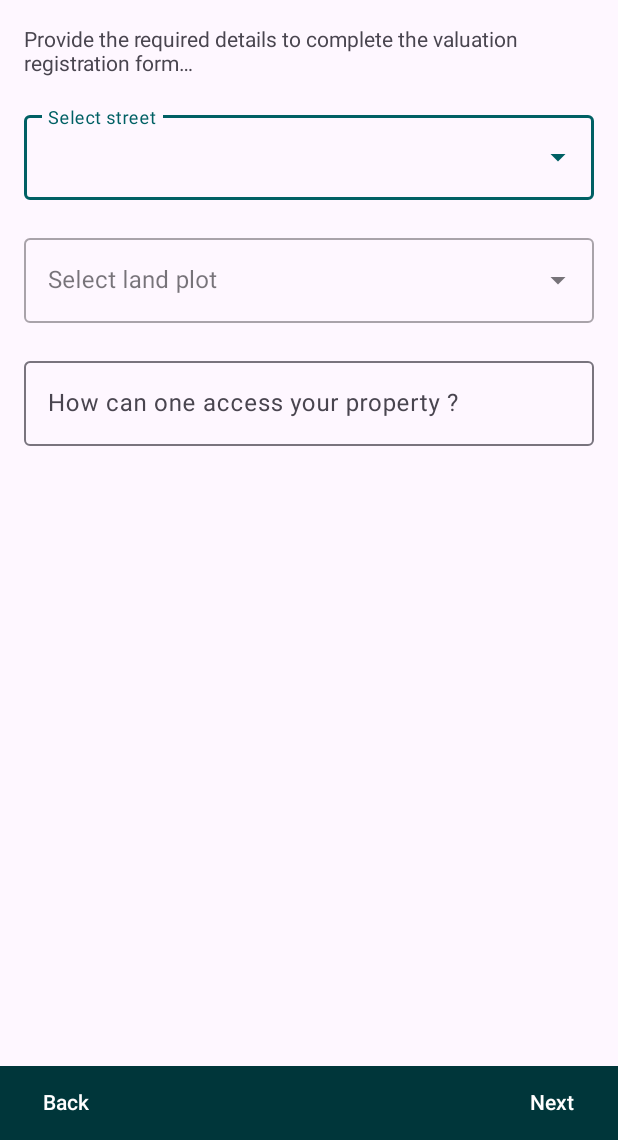
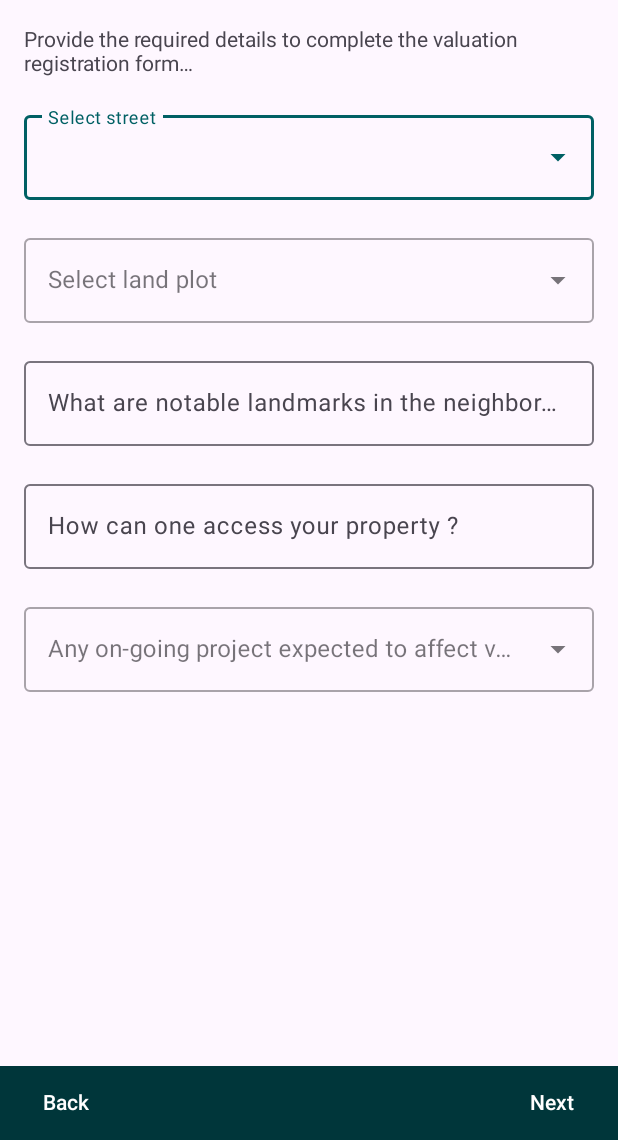
Before and after one commit to m453h/valuation_register_mobile_app, an Android app: the FormStepOne screen opened directly, with no data from a screen before it, on a phone screen of 412 x 824 dp, the part 96-1236 px from its top. Run offline under Robolectric (Android 15) with nearby library versions, the phone set to English and light mode, and no system bars; our stand-ins replace Room's generated code.

Commit message:
Implement first page of valuation register form

```diff
--- a/app/src/main/java/com/aru/valuationregister/ValuationRegister/FormStepOne.java
+++ b/app/src/main/java/com/aru/valuationregister/ValuationRegister/FormStepOne.java
@@ -8,10 +8,12 @@ import android.view.ViewGroup;
 import android.widget.AutoCompleteTextView;
 import android.widget.Button;
 import android.widget.EditText;
+import android.widget.Toast;
 
 import androidx.fragment.app.Fragment;
 
 import com.aru.valuationregister.R;
+import com.google.android.material.textfield.TextInputLayout;
 
 import java.util.ArrayList;
 import java.util.List;
@@ -25,7 +27,20 @@ public class FormStepOne extends Fragment {
     private AutoCompleteTextView streetTextView;
 
     private AutoCompleteTextView landPlotsTextView;
+
+    private AutoCompleteTextView isNeighbourOfValuableProjectTextView;
+
+    private TextInputLayout roadNameInputLayout;
+
+    private TextInputLayout projectNameInputLayout;
+
+    private EditText notableLandmarksEditText;
+
+    private EditText accessibilityRoadNameEditText;
+
     private EditText propertyAccessibilityEditText;
+
+    private EditText valuableProjectNameEditText;
     private ParentFormWizard parentFormWizard;
 
     private Intent intent;
@@ -42,9 +57,15 @@ public class FormStepOne extends Fragment {
         View v = inflater.inflate(R.layout.form_step_1, container, false);
 
         // Get ui form widgets
-        streetTextView = v.findViewById(R.id.streetTextView);
-        landPlotsTextView = v.findViewById(R.id.landPlotsTextView);
-        propertyAccessibilityEditText = v.findViewById(R.id.propertyAccessibility);
+        streetTextView = v.findViewById(R.id.street_text_view);
+        landPlotsTextView = v.findViewById(R.id.land_plots_text_view);
+        propertyAccessibilityEditText = v.findViewById(R.id.property_accessibility_edit_text);
+        isNeighbourOfValuableProjectTextView = v.findViewById(R.id.is_neighbour_of_valuable_project_text_view);
+        roadNameInputLayout = v.findViewById(R.id.accessibility_road_name_input_layout);
+        projectNameInputLayout = v.findViewById(R.id.valuable_project_name_input_layout);
+        notableLandmarksEditText = v.findViewById(R.id.notable_landmarks);
+        accessibilityRoadNameEditText = v.findViewById(R.id.accessibility_road_name);
+        valuableProjectNameEditText = v.findViewById(R.id.valuable_project_name_edit_text);
 
         //Set the intent used to persist data across fragments
         intent = requireActivity().getIntent();
@@ -77,6 +98,9 @@ public class FormStepOne extends Fragment {
             parentFormWizard.initializeDropdownLists(config);
         }
 
+        parentFormWizard.initializeSimpleDropdownLists(isNeighbourOfValuableProjectTextView,
+                new String[]{"Yes", "No"});
+
         // Set a listener for village-streets dropdown item to get selected id
         streetTextView.setOnItemClickListener((parent, view, position, id) -> {
             parentFormWizard.getConfigurationItemId("villages-and-streets",
@@ -98,6 +122,7 @@ public class FormStepOne extends Fragment {
         // Set a listener for multiple property accessibility selected from dialog interface
         propertyAccessibilityIds = new ArrayList<>();
         getPropertyAccessibilityText = new ArrayList<>();
+
         propertyAccessibilityEditText.setOnClickListener(v1 ->
                 parentFormWizard.
                         getDialogSelector(propertyAccessibilityEditText,
@@ -107,11 +132,15 @@ public class FormStepOne extends Fragment {
                                                 add(configuration.configurationId);
                                         getPropertyAccessibilityText.
                                                 add(configuration.description);
+                                        if (configuration.description.equals("Through Roads"))
+                                            roadNameInputLayout.setVisibility(View.VISIBLE);
                                     } else if (type.equals("unchecked")) {
                                         propertyAccessibilityIds.
                                                 remove(configuration.configurationId);
                                         getPropertyAccessibilityText.
                                                 remove(configuration.description);
+                                        if (configuration.description.equals("Through Roads"))
+                                            roadNameInputLayout.setVisibility(View.GONE);
                                     }
                                     formData.putString("propertyAccessibilityIds",
                                             android.text.TextUtils.join(",",
@@ -123,6 +152,18 @@ public class FormStepOne extends Fragment {
                                 })
         );
 
+        // Set a listener for is neighbour of valuable project dropdown item to get selected item
+        isNeighbourOfValuableProjectTextView.
+                setOnItemClickListener((parent, view, position, id) -> {
+
+                    if (parent.getItemAtPosition(position).toString().equals("Yes"))
+                        projectNameInputLayout.setVisibility(View.VISIBLE);
+                    else
+                        projectNameInputLayout.setVisibility(View.GONE);
+
+                    formData.putString("isNeighbourOfValuableProject",
+                            parent.getItemAtPosition(position).toString());
+                });
 
         return v;
     }
@@ -131,11 +172,16 @@ public class FormStepOne extends Fragment {
      * Called whenever the wizard proceeds to the next step or goes back to the previous step
      */
     private void bindDataFields() {
+        formData.putString("notableLandmarks", notableLandmarksEditText.getText().toString());
+        formData.putString("accessibilityRoadName", accessibilityRoadNameEditText.
+                getText().toString());
+        formData.putString("valuableProjectName", valuableProjectNameEditText.
+                getText().toString());
 
         isComplete = formData.get("villageStreetId") != null &&
                 formData.get("landPlotId") != null &&
+                formData.get("notableLandmarks") != null &&
                 formData.get("propertyAccessibilityIds") != null;
-
         intent.putExtras(formData);
     }
 
@@ -145,6 +191,10 @@ public class FormStepOne extends Fragment {
                 propertyAccessibilityEditText.
                         setText(Objects.requireNonNull(
                                 formData.get("propertyAccessibilityText")).toString());
+                if (Objects.requireNonNull(formData.get("propertyAccessibilityText"))
+                        .toString().contains("Through Roads")) {
+                    roadNameInputLayout.setVisibility(View.VISIBLE);
+                }
             }
 
             if (formData.get("villageStreetText") != null) {
@@ -157,6 +207,34 @@ public class FormStepOne extends Fragment {
                 landPlotsTextView.
                         setText(Objects.requireNonNull(
                                 formData.get("landPlotText")).toString(), false);
+            }
+
+            if (formData.get("notableLandmarks") != null) {
+                notableLandmarksEditText.
+                        setText(Objects.requireNonNull(
+                                formData.get("notableLandmarks")).toString());
+            }
+
+            if (formData.get("accessibilityRoadName") != null) {
+                accessibilityRoadNameEditText.
+                        setText(Objects.requireNonNull(
+                                formData.get("accessibilityRoadName")).toString());
+            }
+
+            if (formData.get("isNeighbourOfValuableProject") != null) {
+                isNeighbourOfValuableProjectTextView.
+                        setText(Objects.requireNonNull(
+                                formData.get("isNeighbourOfValuableProject")).toString(), false);
+
+                if (Objects.equals(formData.get("isNeighbourOfValuableProject"), "Yes")) {
+                    projectNameInputLayout.setVisibility(View.VISIBLE);
+                }
+            }
+
+            if (formData.get("valuableProjectName") != null) {
+                valuableProjectNameEditText.
+                        setText(Objects.requireNonNull(
+                                formData.get("valuableProjectName")).toString());
             }
         }
 
--- a/app/src/main/java/com/aru/valuationregister/ValuationRegister/ParentFormWizard.java
+++ b/app/src/main/java/com/aru/valuationregister/ValuationRegister/ParentFormWizard.java
@@ -204,6 +204,19 @@ public class ParentFormWizard extends AppCompatActivity implements View.OnClickL
         });
     }
 
+    public void initializeSimpleDropdownLists(AutoCompleteTextView widget, String [] data) {
+
+        AppExecutors.getInstance().diskIO().execute(() -> {
+
+            runOnUiThread(() -> {
+                ArrayAdapter<String> arrayAdapter = new ArrayAdapter<>(getCurrentFragment()
+                        .requireActivity(),
+                        R.layout.dropdown_item, data);
+                widget.setAdapter(arrayAdapter);
+            });
+        });
+    }
+
     public void getConfigurationItemId(String type, String description, ConfigurationQueryResultsCallback callback) {
 
         AppExecutors.getInstance().diskIO().execute(() -> {
--- a/app/src/main/res/layout/form_step_1.xml
+++ b/app/src/main/res/layout/form_step_1.xml
@@ -16,7 +16,7 @@
         >
 
         <LinearLayout
-            android:id="@+id/email_login_form"
+            android:id="@+id/valuation_register_form"
             android:layout_width="match_parent"
             android:layout_height="wrap_content"
             android:orientation="vertical"
@@ -36,13 +36,10 @@
                 android:layout_height="wrap_content"
                 android:layout_marginBottom="20dp"
                 android:hint="@string/select_street"
-                app:layout_constraintEnd_toEndOf="parent"
-                app:layout_constraintStart_toStartOf="parent"
-                app:layout_constraintTop_toBottomOf="@+id/textView"
                 >
 
                 <AutoCompleteTextView
-                    android:id="@+id/streetTextView"
+                    android:id="@+id/street_text_view"
                     android:layout_width="match_parent"
                     android:layout_height="match_parent"
                     android:layout_weight="1"
@@ -61,7 +58,7 @@
                 >
 
                 <AutoCompleteTextView
-                    android:id="@+id/landPlotsTextView"
+                    android:id="@+id/land_plots_text_view"
                     android:layout_width="match_parent"
                     android:layout_height="match_parent"
                     android:layout_weight="1"
@@ -69,13 +66,30 @@
             </com.google.android.material.textfield.TextInputLayout>
 
             <com.google.android.material.textfield.TextInputLayout
-                android:id="@+id/username_input_layout"
+                android:id="@+id/notable_landmarks_input_layout"
                 android:layout_width="match_parent"
                 android:layout_height="wrap_content"
-                android:layout_marginBottom="10dp">
+                android:layout_marginBottom="20dp">
 
                 <EditText
-                    android:id="@+id/propertyAccessibility"
+                    android:id="@+id/notable_landmarks"
+                    android:layout_width="match_parent"
+                    android:layout_height="wrap_content"
+                    android:hint="@string/notable_landmarks"
+                    android:inputType="text"
+                    android:maxLines="1"
+                    android:singleLine="true" />
+
+            </com.google.android.material.textfield.TextInputLayout>
+
+            <com.google.android.material.textfield.TextInputLayout
+                android:id="@+id/property_accessibility_input_layout"
+                android:layout_width="match_parent"
+                android:layout_height="wrap_content"
+                android:layout_marginBottom="20dp">
+
+                <EditText
+                    android:id="@+id/property_accessibility_edit_text"
                     android:layout_width="match_parent"
                     android:layout_height="wrap_content"
                     android:hint="@string/property_accessibility"
@@ -88,6 +102,57 @@
 
             </com.google.android.material.textfield.TextInputLayout>
 
+            <com.google.android.material.textfield.TextInputLayout
+                android:id="@+id/accessibility_road_name_input_layout"
+                android:visibility="gone"
+                android:layout_width="match_parent"
+                android:layout_height="wrap_content"
+                android:layout_marginBottom="20dp">
+
+                <EditText
+                    android:id="@+id/accessibility_road_name"
+                    android:layout_width="match_parent"
+                    android:layout_height="wrap_content"
+                    android:hint="@string/accessibility_road_name"
+                    android:inputType="text"
+                    android:maxLines="1"
+                    android:singleLine="true" />
+
+            </com.google.android.material.textfield.TextInputLayout>
+
+            <com.google.android.material.textfield.TextInputLayout
+                style="@style/Widget.MaterialComponents.TextInputLayout.OutlinedBox.ExposedDropdownMenu"
+                android:layout_width="match_parent"
+                android:layout_height="wrap_content"
+                android:layout_marginBottom="20dp"
+                android:hint="@string/is_neighbour_of_valuable_project"
+                >
+                <AutoCompleteTextView
+                    android:id="@+id/is_neighbour_of_valuable_project_text_view"
+                    android:layout_width="match_parent"
+                    android:layout_height="match_parent"
+                    android:layout_weight="1"
+                    android:inputType="none" />
+            </com.google.android.material.textfield.TextInputLayout>
+
+            <com.google.android.material.textfield.TextInputLayout
+                android:id="@+id/valuable_project_name_input_layout"
+                android:visibility="gone"
+                android:layout_width="match_parent"
+                android:layout_height="wrap_content"
+                android:layout_marginBottom="20dp">
+
+                <EditText
+                    android:id="@+id/valuable_project_name_edit_text"
+                    android:layout_width="match_parent"
+                    android:layout_height="wrap_content"
+                    android:hint="@string/project_name"
+                    android:inputType="text"
+                    android:maxLines="1"
+                    android:singleLine="true" />
+
+            </com.google.android.material.textfield.TextInputLayout>
+
         </LinearLayout>
 
     </ScrollView>
--- a/app/src/main/res/values/strings.xml
+++ b/app/src/main/res/values/strings.xml
@@ -87,4 +87,8 @@
     <string name="select_land_plot">Select land plot</string>
     <string name="property_accessibility">How can one access your property ?</string>
     <string name="select_street">Select street</string>
+    <string name="notable_landmarks">What are notable landmarks in the neighborhood</string>
+    <string name="accessibility_road_name">Please mention the name of the road(s)</string>
+    <string name="is_neighbour_of_valuable_project">Any on-going project expected to affect value of property ?</string>
+    <string name="project_name">Please provide the name of the project</string>
 </resources>
```
